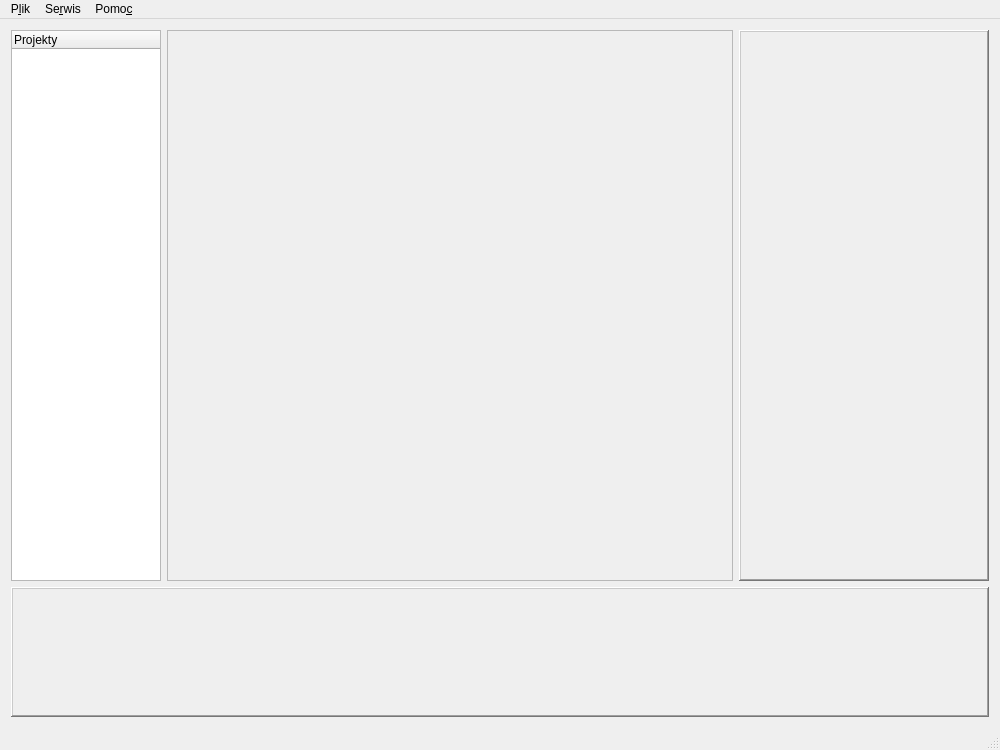
Old version of the form app/glowneokno.ui in the repository wiacekmarcin/StanowiskoChemiczne.
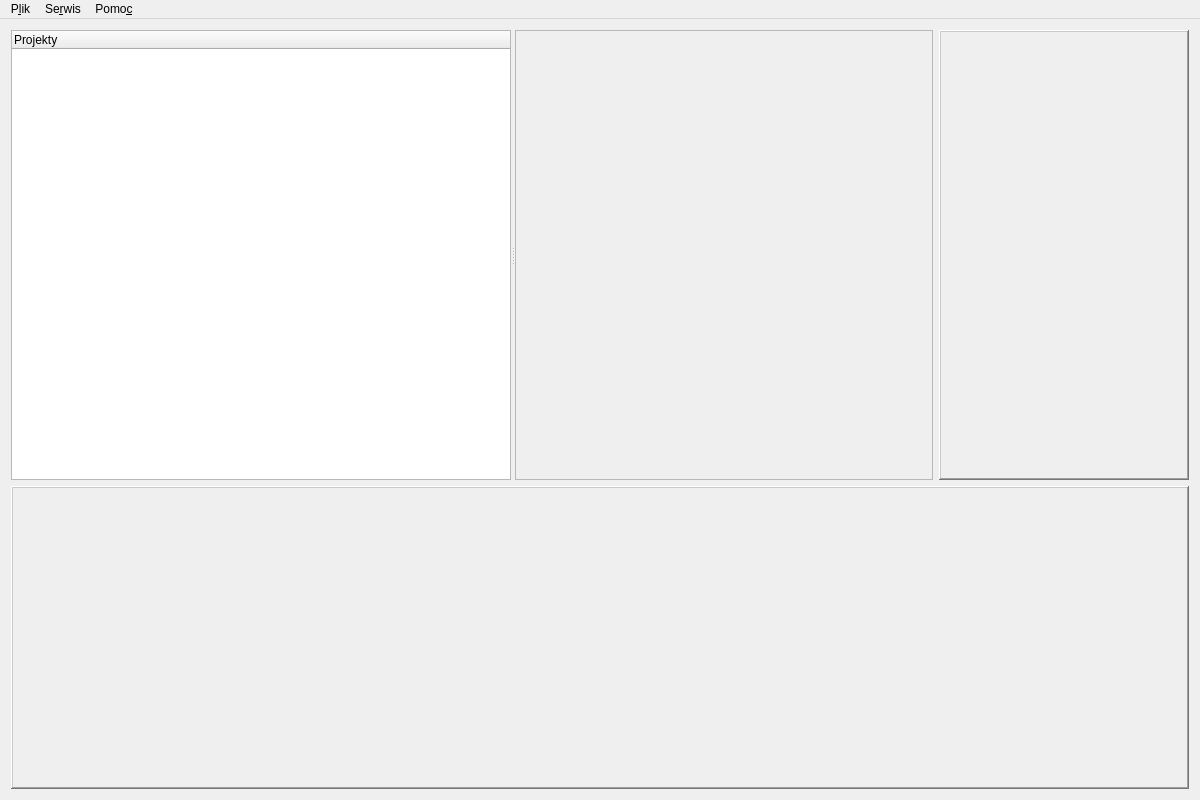
New version of the form. Custom widgets are drawn as their Qt base class.

The edit to the form file:
```diff
--- a/app/glowneokno.ui
+++ b/app/glowneokno.ui
@@ -6,20 +6,32 @@
    <rect>
     <x>0</x>
     <y>0</y>
-    <width>1000</width>
-    <height>750</height>
+    <width>1200</width>
+    <height>800</height>
    </rect>
   </property>
   <property name="sizePolicy">
    <sizepolicy hsizetype="Fixed" vsizetype="Fixed">
-    <horstretch>0</horstretch>
-    <verstretch>0</verstretch>
+    <horstretch>1</horstretch>
+    <verstretch>1</verstretch>
    </sizepolicy>
   </property>
   <property name="minimumSize">
    <size>
-    <width>1000</width>
-    <height>700</height>
+    <width>1024</width>
+    <height>800</height>
+   </size>
+  </property>
+  <property name="maximumSize">
+   <size>
+    <width>16777215</width>
+    <height>16777215</height>
+   </size>
+  </property>
+  <property name="sizeIncrement">
+   <size>
+    <width>1</width>
+    <height>1</height>
    </size>
   </property>
   <property name="windowTitle">
@@ -34,27 +46,84 @@
    </property>
    <layout class="QGridLayout" name="gridLayout">
     <item row="0" column="0">
-     <widget class="QTreeWidget" name="treeWidget">
-      <property name="minimumSize">
-       <size>
-        <width>50</width>
-        <height>0</height>
-       </size>
+     <widget class="QSplitter" name="splitter">
+      <property name="orientation">
+       <enum>Qt::Horizontal</enum>
       </property>
-      <property name="maximumSize">
-       <size>
-        <width>150</width>
-        <height>16777215</height>
-       </size>
-      </property>
-      <column>
-       <property name="text">
-        <string>Projekty</string>
+      <widget class="QTreeWidget" name="treeWidget">
+       <property name="sizePolicy">
+        <sizepolicy hsizetype="MinimumExpanding" vsizetype="Expanding">
+         <horstretch>0</horstretch>
+         <verstretch>0</verstretch>
+        </sizepolicy>
        </property>
-      </column>
+       <property name="minimumSize">
+        <size>
+         <width>50</width>
+         <height>0</height>
+        </size>
+       </property>
+       <property name="maximumSize">
+        <size>
+         <width>500</width>
+         <height>16777215</height>
+        </size>
+       </property>
+       <column>
+        <property name="text">
+         <string>Projekty</string>
+        </property>
+       </column>
+      </widget>
+      <widget class="QFrame" name="frObszarRoboczy">
+       <property name="sizePolicy">
+        <sizepolicy hsizetype="Fixed" vsizetype="Maximum">
+         <horstretch>0</horstretch>
+         <verstretch>0</verstretch>
+        </sizepolicy>
+       </property>
+       <property name="frameShape">
+        <enum>QFrame::StyledPanel</enum>
+       </property>
+       <property name="frameShadow">
+        <enum>QFrame::Raised</enum>
+       </property>
+       <layout class="QVBoxLayout" name="verticalLayoutObszarRoboczy">
+        <property name="spacing">
+         <number>0</number>
+        </property>
+        <property name="leftMargin">
+         <number>0</number>
+        </property>
+        <property name="topMargin">
+         <number>0</number>
+        </property>
+        <property name="rightMargin">
+         <number>0</number>
+        </property>
+        <property name="bottomMargin">
+         <number>0</number>
+        </property>
+        <item>
+         <widget class="QStackedWidget" name="stackedWidget">
+          <property name="currentIndex">
+           <number>1</number>
+          </property>
+          <widget class="ProjektWidget" name="Projekt"/>
+          <widget class="QWidget" name="TestyForm">
+           <layout class="QVBoxLayout" name="verticalLayout">
+            <item>
+             <widget class="QStackedWidget" name="testyStackedWidget"/>
+            </item>
+           </layout>
+          </widget>
+         </widget>
+        </item>
+       </layout>
+      </widget>
      </widget>
     </item>
-    <item row="1" column="0" colspan="4">
+    <item row="1" column="0" colspan="2">
      <widget class="QFrame" name="frWyniki">
       <property name="sizePolicy">
        <sizepolicy hsizetype="Preferred" vsizetype="Preferred">
@@ -107,7 +176,20 @@
         </spacer>
        </item>
        <item>
-        <widget class="CzujnikiAnalogoweOkno" name="widget" native="true"/>
+        <widget class="CzujnikiAnalogoweOkno" name="widget" native="true">
+         <property name="sizePolicy">
+          <sizepolicy hsizetype="Preferred" vsizetype="Preferred">
+           <horstretch>0</horstretch>
+           <verstretch>0</verstretch>
+          </sizepolicy>
+         </property>
+         <property name="minimumSize">
+          <size>
+           <width>1000</width>
+           <height>300</height>
+          </size>
+         </property>
+        </widget>
        </item>
        <item>
         <spacer name="horizontalSpacer_2">
@@ -125,23 +207,23 @@
       </layout>
      </widget>
     </item>
-    <item row="0" column="3">
+    <item row="0" column="1">
      <widget class="OknoStatusowe" name="frCzujniki">
       <property name="sizePolicy">
-       <sizepolicy hsizetype="Fixed" vsizetype="Preferred">
+       <sizepolicy hsizetype="Fixed" vsizetype="Minimum">
         <horstretch>0</horstretch>
         <verstretch>0</verstretch>
        </sizepolicy>
       </property>
       <property name="minimumSize">
-       <size>
-        <width>120</width>
-        <height>450</height>
-       </size>
-      </property>
-      <property name="maximumSize">
        <size>
         <width>250</width>
+        <height>450</height>
+       </size>
+      </property>
+      <property name="maximumSize">
+       <size>
+        <width>350</width>
         <height>1024</height>
        </size>
       </property>
@@ -156,48 +238,6 @@
       </property>
      </widget>
     </item>
-    <item row="0" column="1" colspan="2">
-     <widget class="QFrame" name="frObszarRoboczy">
-      <property name="frameShape">
-       <enum>QFrame::StyledPanel</enum>
-      </property>
-      <property name="frameShadow">
-       <enum>QFrame::Raised</enum>
-      </property>
-      <layout class="QVBoxLayout" name="verticalLayoutObszarRoboczy">
-       <property name="spacing">
-        <number>0</number>
-       </property>
-       <property name="leftMargin">
-        <number>0</number>
-       </property>
-       <property name="topMargin">
-        <number>0</number>
-       </property>
-       <property name="rightMargin">
-        <number>0</number>
-       </property>
-       <property name="bottomMargin">
-        <number>0</number>
-       </property>
-       <item>
-        <widget class="QStackedWidget" name="stackedWidget">
-         <property name="currentIndex">
-          <number>1</number>
-         </property>
-         <widget class="ProjektWidget" name="Projekt"/>
-         <widget class="QWidget" name="TestyForm">
-          <layout class="QVBoxLayout" name="verticalLayout">
-           <item>
-            <widget class="QStackedWidget" name="testyStackedWidget"/>
-           </item>
-          </layout>
-         </widget>
-        </widget>
-       </item>
-      </layout>
-     </widget>
-    </item>
    </layout>
   </widget>
   <widget class="QMenuBar" name="menuBar">
@@ -205,8 +245,8 @@
     <rect>
      <x>0</x>
      <y>0</y>
-     <width>1000</width>
-     <height>22</height>
+     <width>1200</width>
+     <height>17</height>
     </rect>
    </property>
    <widget class="QMenu" name="menuPlik">
@@ -261,7 +301,6 @@
    <addaction name="menuSerwer"/>
    <addaction name="menuPomoc"/>
   </widget>
-  <widget class="QStatusBar" name="statusBar"/>
   <action name="actionNowy_projekt">
    <property name="text">
     <string>&amp;Nowy projekt</string>
```
